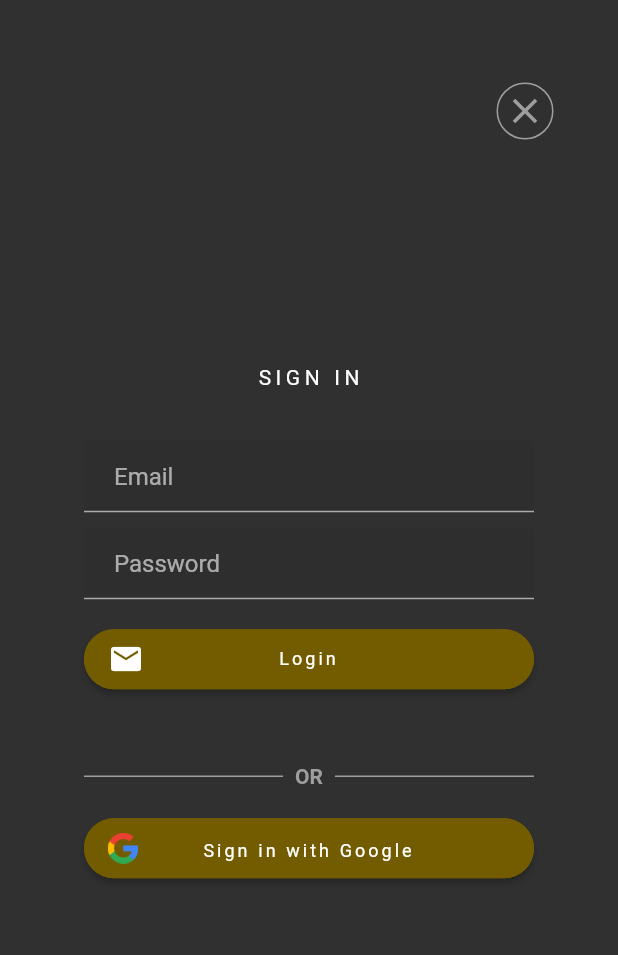
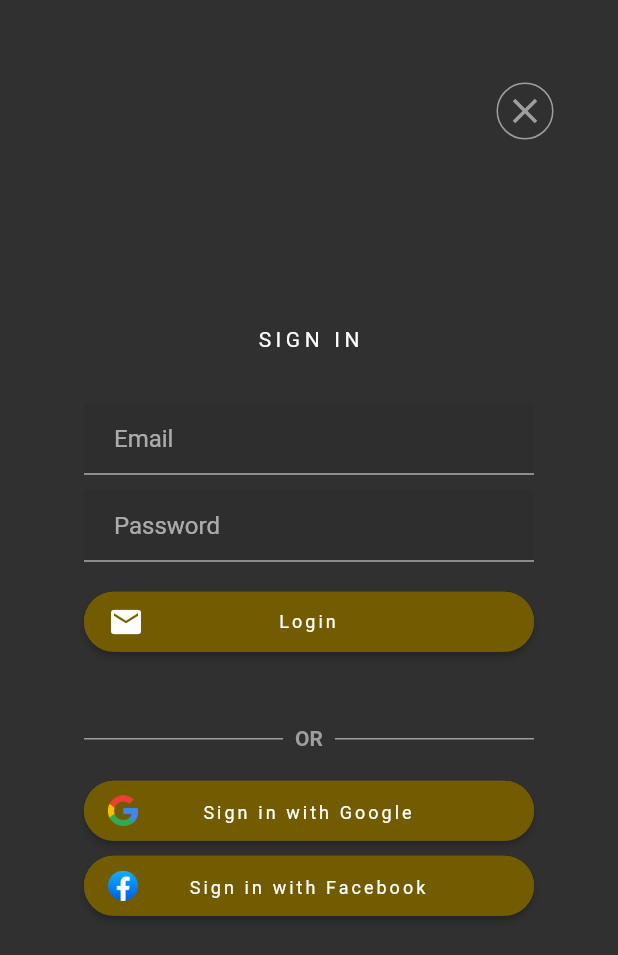
Before and after one commit to bimbeer/mobile, a Flutter app: the LoginView screen opened directly, on a phone screen of 412 x 824 dp. Shown: the top 955 px of the screen. Run offline on Flutter 3.47's test engine with Material 2 defaults, Android fonts, the phone set to English and light mode, and no system bars; our stand-ins replace bloc, equatable, firebase_auth, firebase_core, flutter_bloc, flutter_dotenv and 3 more; missing offline and left inert: flutter_facebook_auth; accounts and stored records are empty.

Commit message:
Add facebook login integration - requires further configuration in developers console

```diff
--- a/lib/features/authentication/view/login_form.dart
+++ b/lib/features/authentication/view/login_form.dart
@@ -3,6 +3,7 @@ import 'package:flutter_bloc/flutter_bloc.dart';
 import 'package:formz/formz.dart';
 
 import '../cubit/login_cubit.dart';
+import 'widgets/facebook_login_button.dart';
 import 'widgets/form_buttons_divider.dart';
 import 'widgets/google_login_button.dart';
 
@@ -40,6 +41,10 @@ class LoginForm extends StatelessWidget {
           height: 20,
         ),
         const GoogleLoginButton(),
+        const SizedBox(
+          height: 10,
+        ),
+        const FacebookLoginButton(),
       ]),
     );
   }
--- a/lib/features/authentication/view/sign_up_form.dart
+++ b/lib/features/authentication/view/sign_up_form.dart
@@ -5,6 +5,7 @@ import 'package:formz/formz.dart';
 
 import '../cubit/login_cubit.dart';
 import '../cubit/sign_up_cubit.dart';
+import 'widgets/facebook_login_button.dart';
 import 'widgets/form_buttons_divider.dart';
 
 class SignUpForm extends StatelessWidget {
@@ -63,6 +64,10 @@ class SignUpForm extends StatelessWidget {
           height: 20,
         ),
         const GoogleLoginButton(),
+        const SizedBox(
+          height: 10,
+        ),
+        const FacebookLoginButton(),
       ]),
     );
   }
--- /dev/null
+++ b/lib/features/authentication/view/widgets/facebook_login_button.dart
@@ -0,0 +1,51 @@
+import 'package:flutter/material.dart';
+import 'package:flutter_bloc/flutter_bloc.dart';
+
+import '../../../../core/presentation/asset_path.dart';
+import '../../cubit/login_cubit.dart';
+
+class FacebookLoginButton extends StatelessWidget {
+  const FacebookLoginButton({super.key});
+
+  @override
+  Widget build(BuildContext context) {
+    return SizedBox(
+      height: 40,
+      child: ElevatedButton(
+        onPressed: () => context.read<LoginCubit>().logInWithFacebook(),
+        style: ButtonStyle(
+          side: MaterialStateProperty.all(
+              BorderSide(color: Theme.of(context).colorScheme.primary)),
+          shape: MaterialStateProperty.all(RoundedRectangleBorder(
+            borderRadius: BorderRadius.circular(30.0),
+          )),
+          backgroundColor: MaterialStateProperty.resolveWith<Color?>((states) {
+            if (states.contains(MaterialState.pressed)) {
+              return Theme.of(context).colorScheme.primary;
+            }
+            return null;
+          }),
+        ),
+        child: Stack(
+          children: [
+            Align(
+              alignment: Alignment.centerLeft,
+              child: Image.asset(AssetPath.facebookLogo, width: 20),
+            ),
+            Align(
+              alignment: Alignment.center,
+              child: Text(
+                'Sign in with Facebook',
+                textAlign: TextAlign.center,
+                style: Theme.of(context)
+                    .textTheme
+                    .bodySmall
+                    ?.copyWith(color: Colors.white, letterSpacing: 2),
+              ),
+            ),
+          ],
+        ),
+      ),
+    );
+  }
+}
--- a/lib/features/pairs/view/pairs_page.dart
+++ b/lib/features/pairs/view/pairs_page.dart
@@ -1,10 +1,14 @@
 import 'package:flutter/material.dart';
+import 'package:flutter_bloc/flutter_bloc.dart';
+
+import '../../../app/bloc/app_bloc.dart';
 
 class PairsPage extends StatelessWidget {
   const PairsPage({super.key});
 
   @override
   Widget build(BuildContext context) {
-    return const Center(child: Text('Pairs page'));
+    final user = context.select((AppBloc bloc) => bloc.state.user);
+    return Center(child: Text('Pairs page - user: ${user.email ?? ''}'));
   }
 }
--- a/lib/main.dart
+++ b/lib/main.dart
@@ -3,10 +3,12 @@ import 'package:bimbeer/features/authentication/data/repositories/authentication
 import 'package:bloc/bloc.dart';
 import 'package:firebase_core/firebase_core.dart';
 import 'package:flutter/material.dart';
+import 'package:flutter_dotenv/flutter_dotenv.dart';
 import 'app/view/app.dart';
 import 'firebase_options.dart';
 
 void main() async {
+  await dotenv.load();
   WidgetsFlutterBinding.ensureInitialized();
   await Firebase.initializeApp(
     options: DefaultFirebaseOptions.currentPlatform,
--- a/pubspec.yaml
+++ b/pubspec.yaml
@@ -14,6 +14,8 @@ dependencies:
   flutter:
     sdk: flutter
   flutter_bloc: ^8.1.2
+  flutter_dotenv: ^5.0.2
+  flutter_facebook_auth: ^5.0.8
   formz: ^0.6.0
   google_fonts: ^4.0.3
   google_sign_in: ^6.1.0
@@ -26,6 +28,7 @@ dev_dependencies:
 flutter:
   uses-material-design: true
   assets:
+    - .env
     - assets/icons/
     - assets/images/
     - assets/fonts/Pacifico/
```
Also changed, not shown: lib/features/authentication/cubit/login_cubit.dart (+14 -1 lines), lib/features/authentication/data/repositories/authentication_failure_handlers.dart (+12 -12 lines), lib/features/authentication/data/repositories/authentication_repository.dart (+20 -2 lines), pubspec.lock, 8 other files.
